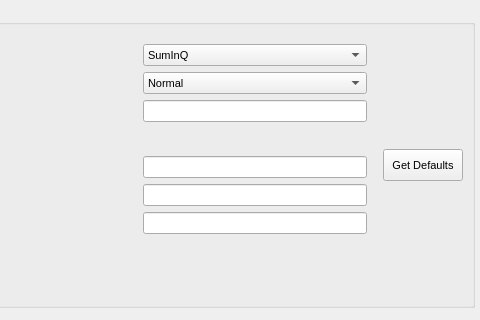
Old version of the form qt/scientific_interfaces/ISISReflectometry/ReflSettingsWidget.ui in the repository mantidproject/mantid; both pictures show x 575 to 1055 and y 0 to 320 of the 1055 by 621 pixel window.
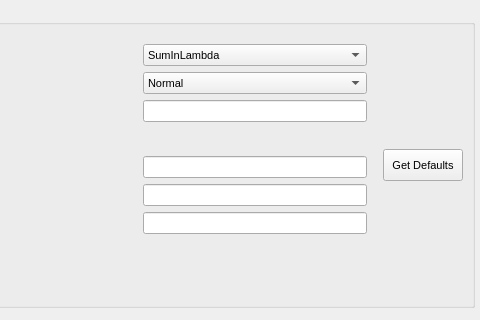
New version of the form.

Commit message: Re #2153: Changed to default to SumInLambda.

Patch:
```diff
--- a/qt/scientific_interfaces/ISISReflectometry/ReflSettingsWidget.ui
+++ b/qt/scientific_interfaces/ISISReflectometry/ReflSettingsWidget.ui
@@ -230,7 +230,7 @@
          <widget class="QComboBox" name="summationTypeComboBox">
           <item>
            <property name="text">
-            <string>SumInQ</string>
+            <string>SumInLambda</string>
            </property>
           </item>
           <item>
```
Left out of the diff: 2 changed lines with no effect on the pictures.
